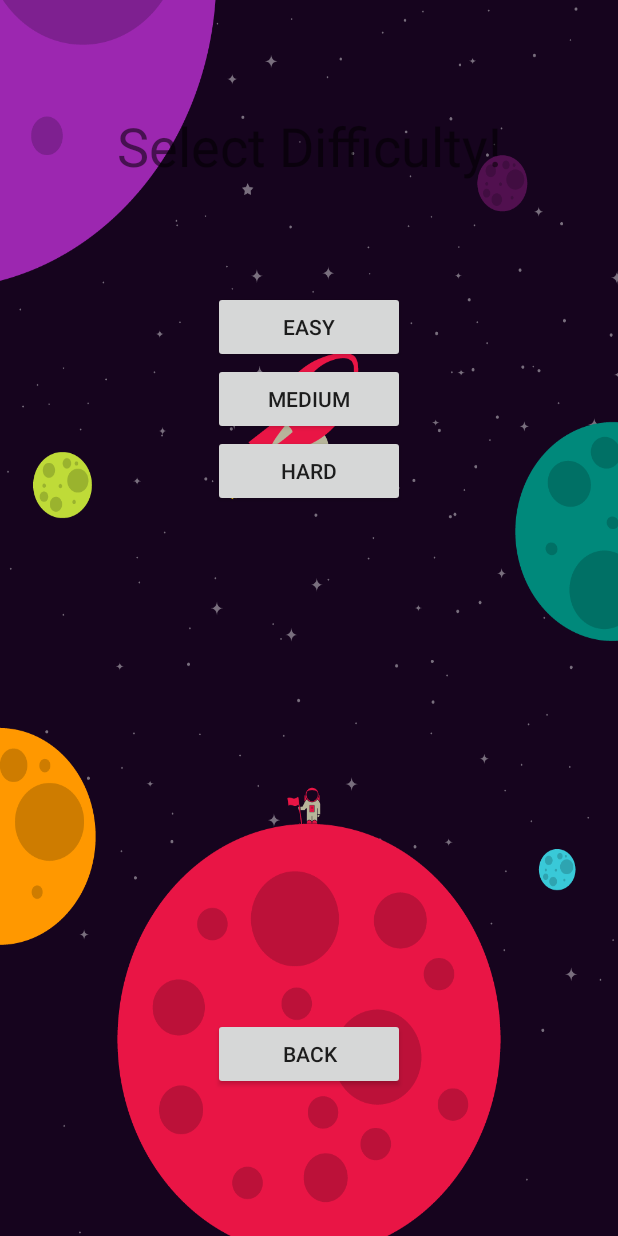
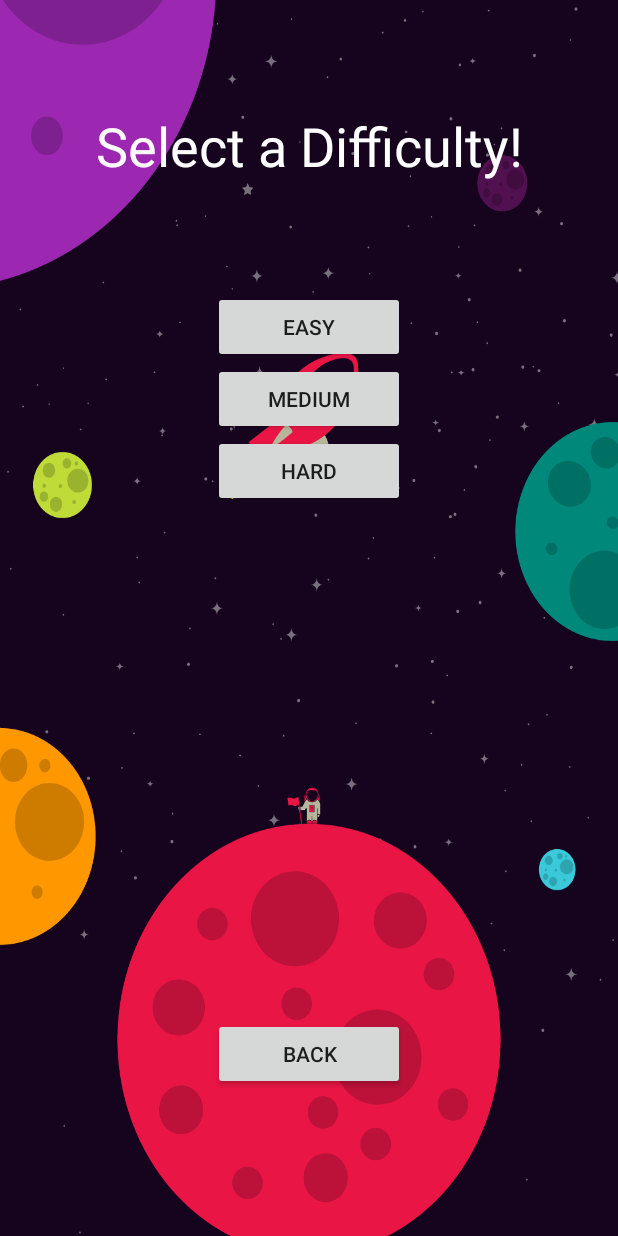
Before and after one commit to skylerreimer/Emoji-Hunter, an Android app: the screen it shows after launch (MainActivity), after a tap on "START GAME", on a phone screen of 412 x 824 dp. Run offline under Robolectric (Android 15) with nearby library versions, the phone set to English and light mode, and no system bars.

```diff
--- a/app/src/main/res/layout/activity_main.xml
+++ b/app/src/main/res/layout/activity_main.xml
@@ -20,7 +20,7 @@
             android:gravity="center">
 
             <TextView
-                android:text="Whatever You Want Here"
+                android:text="@string/app_name"
                 android:layout_width="match_parent"
                 android:layout_height="wrap_content"
                 android:gravity="center"
--- a/app/src/main/res/layout/difficulty_select.xml
+++ b/app/src/main/res/layout/difficulty_select.xml
@@ -20,11 +20,12 @@
             android:gravity="center">
 
             <TextView
-                android:text="Select Difficulty!"
+                android:text="@string/select"
                 android:layout_width="match_parent"
                 android:layout_height="wrap_content"
                 android:gravity="center"
-                android:textSize="36sp"/>
+                android:textSize="36sp"
+                android:textColor="#FFFFFF"/>
         </LinearLayout>
 
         <LinearLayout
--- a/app/src/main/res/layout/options.xml
+++ b/app/src/main/res/layout/options.xml
@@ -20,11 +20,12 @@
             android:gravity="center">
 
             <TextView
-                android:text="Change Stuff!"
+                android:text="@string/optionTitle"
                 android:layout_width="match_parent"
                 android:layout_height="wrap_content"
                 android:gravity="center"
-                android:textSize="36sp"/>
+                android:textSize="36sp"
+                android:textColor="#FFFFFF"/>
         </LinearLayout>
 
         <LinearLayout
--- a/app/src/main/res/values/strings.xml
+++ b/app/src/main/res/values/strings.xml
@@ -7,10 +7,12 @@
     <string name="quit">Exit</string>
     <string name="extras">Extras</string>
 
+    <string name="select">Select a Difficulty!</string>
     <string name="easy">Easy</string>
     <string name="medium">Medium</string>
     <string name="hard">Hard</string>
 
+    <string name="optionTitle">Options</string>
     <string name="musicOn">Music: ON</string>
     <string name="musicOff">Music: OFF</string>
     <string name="soundOn">SFX: ON</string>
```
